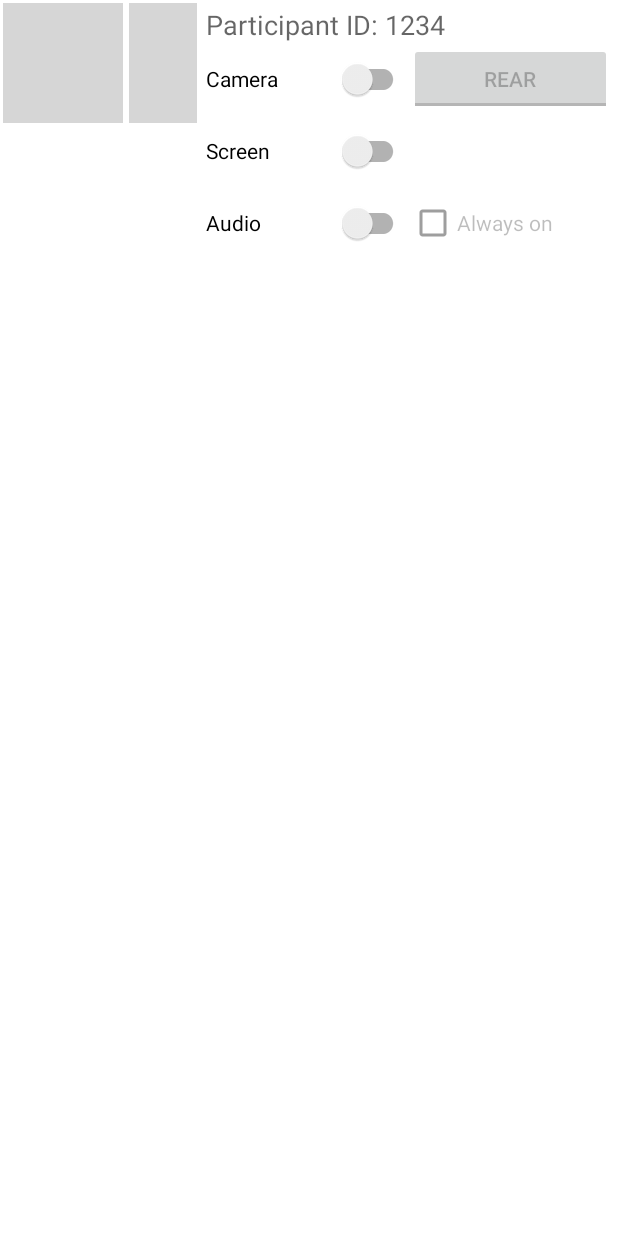
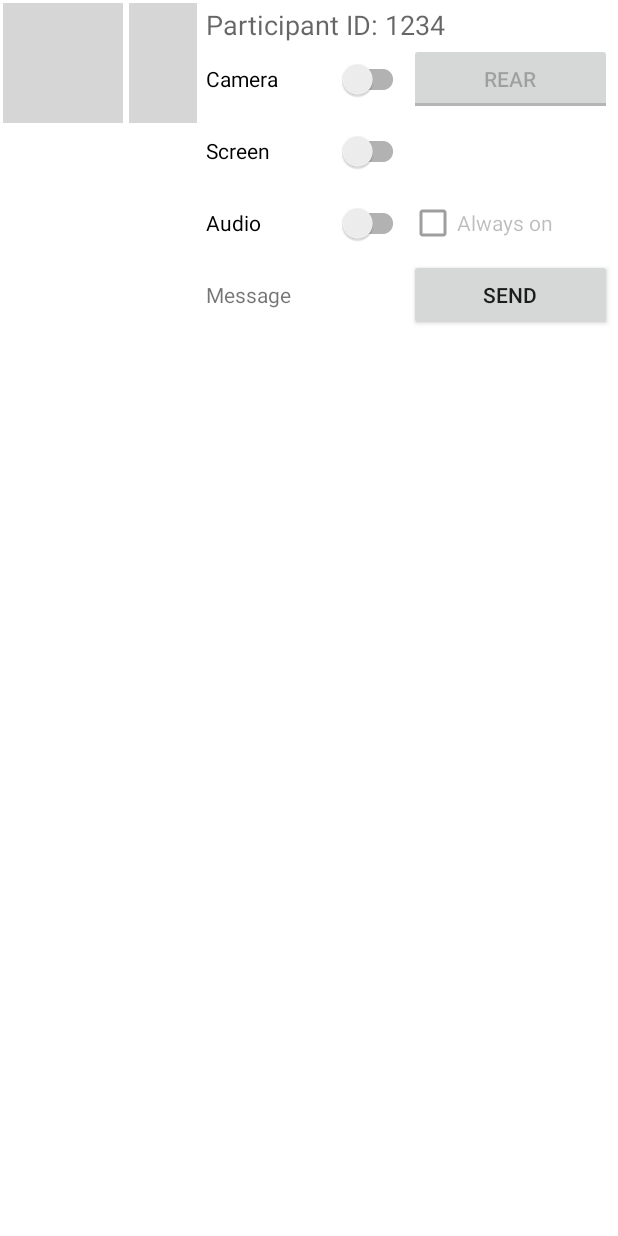
Before and after one commit to kakaoi-clive/android-sample, an Android app: the layout local_media.xml on its own in the app's theme, with its tools: preview values and no code run, on a phone screen of 412 x 824 dp. Run offline under Robolectric (Android 15) with nearby library versions, the phone set to English and light mode, and no system bars; plain views replace VideoRenderer; grey boxes are pictures that could not be loaded.

Commit message:
feat - sendUserMessage / onUserMessage 를 통한 메시지 전송 예제 추가

```diff
--- a/demo/src/main/res/layout/local_media.xml
+++ b/demo/src/main/res/layout/local_media.xml
@@ -84,6 +84,19 @@
             android:enabled="false"
             android:text="@string/always_on" />
 
+        <androidx.appcompat.widget.AppCompatTextView
+            android:layout_width="0dp"
+            android:layout_height="wrap_content"
+            android:layout_columnWeight="1"
+            android:text="@string/message" />
+
+        <androidx.appcompat.widget.AppCompatButton
+            android:id="@+id/send_message"
+            android:layout_width="0dp"
+            android:layout_height="wrap_content"
+            android:layout_columnWeight="1"
+            android:text="@string/send" />
+
     </GridLayout>
 
 </LinearLayout>
--- a/demo/src/main/res/values/strings.xml
+++ b/demo/src/main/res/values/strings.xml
@@ -37,6 +37,8 @@
     <string name="title_pick_videos">Pick videos</string>
     <string name="screen">Screen</string>
     <string name="audio">Audio</string>
+    <string name="message">Message</string>
+    <string name="send">SEND</string>
     <string name="always_on">Always on</string>
     <string name="my_pid_is_arg">Participant ID: %s</string>
     <string name="preferences">Preferences</string>
@@ -45,4 +47,6 @@
     <string name="title_ongoing_meeting">Video conference in progress</string>
     <string name="notification_channel_name">Video conference</string>
     <string name="close">Close</string>
+    <string name="please_input_message">please input message</string>
+    <string name="send_message">Send Message</string>
 </resources>
```
Also changed, not shown: demo/src/main/java/io/kakaoi/connectlive/demo/ConferenceService.kt (+8 -0 lines), demo/src/main/java/io/kakaoi/connectlive/demo/ui/ConferenceFragment.kt (+22 -6 lines).
